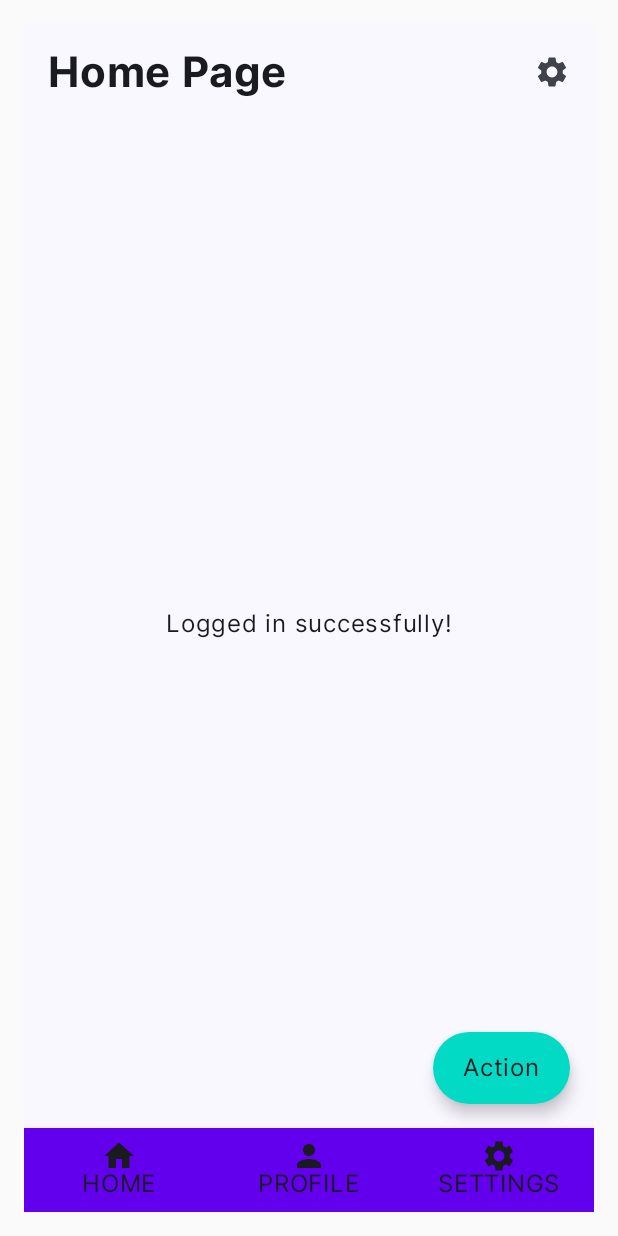
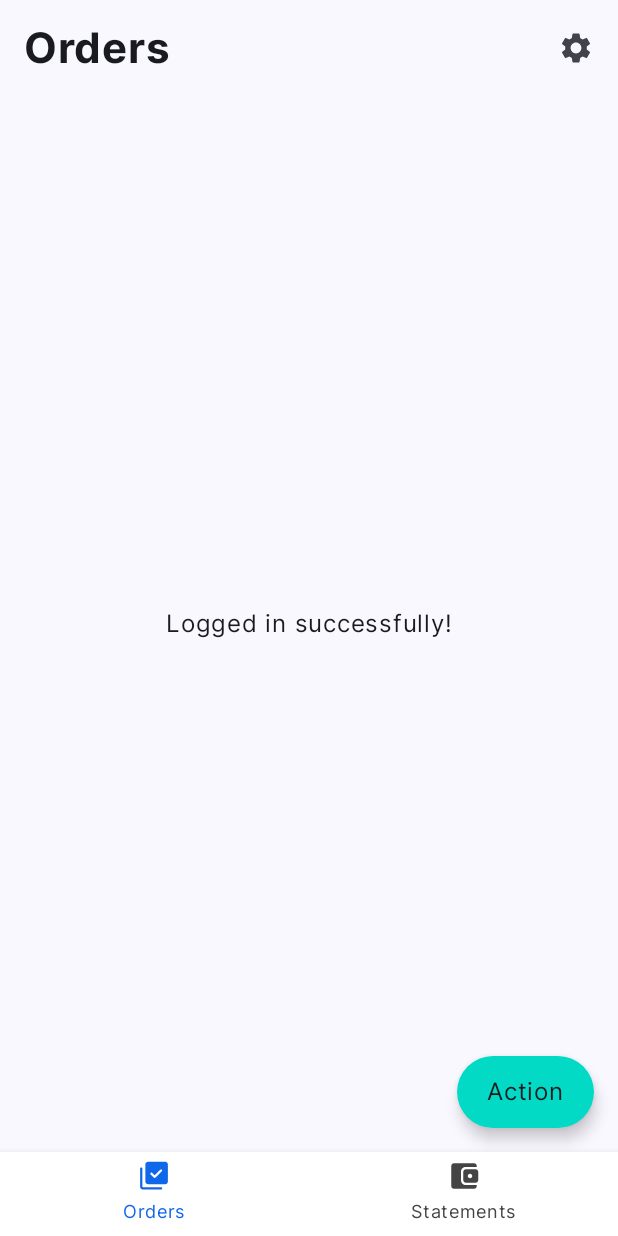
Before and after one commit to smedic/maki_kawasaki, an Android app built with Jetpack Compose: the TabsScreen screen opened through its navigation route, on a phone screen of 412 x 824 dp. Run offline under Robolectric (Android 15) with nearby library versions, the phone set to English and light mode, and no system bars; our stand-ins replace accompanist.

Commit message:
Redesigned navigation - added propers tabs

```diff
--- a/app/build.gradle
+++ b/app/build.gradle
@@ -79,7 +79,6 @@ dependencies {
     implementation "androidx.navigation:navigation-compose:2.6.0-beta01"
     implementation "io.insert-koin:koin-androidx-compose:3.4.0"
     implementation 'com.github.togisoft:jetpack_compose_country_code_picker:1.1.4'
-    implementation 'com.github.TuleSimon:xMaterialccp:1.13'
 
     // DataStore Preferences
     implementation("androidx.datastore:datastore-preferences:1.0.0")
--- a/app/src/main/java/com/example/myapplication/BottomBarScreen.kt
+++ b/app/src/main/java/com/example/myapplication/BottomBarScreen.kt
@@ -1,31 +1,19 @@
 package com.example.myapplication
-
-import androidx.compose.material.icons.Icons
-import androidx.compose.material.icons.filled.Home
-import androidx.compose.material.icons.filled.Person
-import androidx.compose.material.icons.filled.Settings
-import androidx.compose.ui.graphics.vector.ImageVector
 
 sealed class BottomBarScreen(
     val route: String,
     val title: String,
-    val icon: ImageVector
+    val icon: Int,
 ) {
-    object Home : BottomBarScreen(
-        route = "HOME",
-        title = "HOME",
-        icon = Icons.Default.Home
+    object Orders : BottomBarScreen(
+        route = "ORDERS",
+        title = "Orders",
+        icon = R.drawable.orders_icon
     )
 
-    object Profile : BottomBarScreen(
-        route = "PROFILE",
-        title = "PROFILE",
-        icon = Icons.Default.Person
-    )
-
-    object Settings : BottomBarScreen(
-        route = "SETTINGS",
-        title = "SETTINGS",
-        icon = Icons.Default.Settings
+    object Statements : BottomBarScreen(
+        route = "STATEMENTS",
+        title = "Statements",
+        icon = R.drawable.statements_icon,
     )
 }
--- a/app/src/main/java/com/example/myapplication/graphs/HomeNavGraph.kt
+++ b/app/src/main/java/com/example/myapplication/graphs/HomeNavGraph.kt
@@ -2,14 +2,13 @@ package com.example.myapplication.graphs
 
 import androidx.compose.runtime.Composable
 import androidx.compose.ui.Modifier
-import androidx.navigation.NavGraphBuilder
 import androidx.navigation.NavHostController
 import androidx.navigation.compose.NavHost
 import androidx.navigation.compose.composable
-import androidx.navigation.navigation
 import com.example.myapplication.BottomBarScreen
-import com.example.myapplication.screens.HomeScreen
-import com.example.myapplication.screens.ScreenContent
+import com.example.myapplication.screens.DesignSystemScreen
+import com.example.myapplication.screens.OrdersPage
+import com.example.myapplication.screens.StatementsPage
 
 @Composable
 fun HomeNavGraph(modifier: Modifier = Modifier, navController: NavHostController) {
@@ -17,57 +16,56 @@ fun HomeNavGraph(modifier: Modifier = Modifier, navController: NavHostController
         modifier = modifier,
         navController = navController,
         route = Graph.HOME,
-        startDestination = BottomBarScreen.Home.route
+        startDestination = BottomBarScreen.Orders.route
     ) {
-        composable(route = BottomBarScreen.Home.route) {
-            HomeScreen(
+        composable(route = BottomBarScreen.Orders.route) {
+            OrdersPage(
                 onDesignSystemClick = {
-                    navController.navigate(HomeScreen.DesignSystem.route)
+                    navController.navigate(OrdersScreen.DesignSystem.route)
                 }
             )
         }
-        composable(route = BottomBarScreen.Profile.route) {
-            ScreenContent(
-                name = BottomBarScreen.Profile.route,
+        composable(route = OrdersScreen.DesignSystem.route) {
+            DesignSystemScreen(onBackClicked = {
+                navController.popBackStack()
+            })
+        }
+        composable(route = BottomBarScreen.Statements.route) {
+            StatementsPage(
+                name = BottomBarScreen.Statements.route,
                 onClick = { }
             )
         }
-        composable(route = BottomBarScreen.Settings.route) {
-            ScreenContent(
-                name = BottomBarScreen.Settings.route,
-                onClick = { }
-            )
-        }
-        detailsNavGraph(navController = navController)
+//        detailsNavGraph(navController = navController)
     }
 }
 
-fun NavGraphBuilder.detailsNavGraph(navController: NavHostController) {
-    navigation(
-        route = Graph.DETAILS,
-        startDestination = DetailsScreen.Information.route
-    ) {
-        composable(route = DetailsScreen.Information.route) {
-            ScreenContent(name = DetailsScreen.Information.route) {
-                navController.navigate(DetailsScreen.Overview.route)
-            }
-        }
-        composable(route = DetailsScreen.Overview.route) {
-            ScreenContent(name = DetailsScreen.Overview.route) {
-                navController.popBackStack(
-                    route = DetailsScreen.Information.route,
-                    inclusive = false
-                )
-            }
-        }
-    }
+//fun NavGraphBuilder.detailsNavGraph(navController: NavHostController) {
+//    navigation(
+//        route = Graph.STATEMENTS,
+//        startDestination = StatementsScreen.Information.route
+//    ) {
+//        composable(route = StatementsScreen.Information.route) {
+//            ScreenContent(name = StatementsScreen.Information.route) {
+//                navController.navigate(StatementsScreen.Overview.route)
+//            }
+//        }
+//        composable(route = StatementsScreen.Overview.route) {
+//            ScreenContent(name = StatementsScreen.Overview.route) {
+//                navController.popBackStack(
+//                    route = StatementsScreen.Information.route,
+//                    inclusive = false
+//                )
+//            }
+//        }
+//    }
+//}
+
+sealed class OrdersScreen(val route: String) {
+    object DesignSystem : OrdersScreen(route = "DESIGN_SYSTEM")
 }
 
-sealed class HomeScreen(val route: String) {
-    object DesignSystem : HomeScreen(route = "DESIGN_SYSTEM")
+sealed class StatementsScreen(val route: String) {
+    object Information : StatementsScreen(route = "INFORMATION")
+    object Overview : StatementsScreen(route = "OVERVIEW")
 }
-
-sealed class DetailsScreen(val route: String) {
-    object Information : DetailsScreen(route = "INFORMATION")
-    object Overview : DetailsScreen(route = "OVERVIEW")
-}
--- a/app/src/main/java/com/example/myapplication/graphs/RootNavGraph.kt
+++ b/app/src/main/java/com/example/myapplication/graphs/RootNavGraph.kt
@@ -32,5 +32,4 @@ object Graph {
     const val ROOT = "root_graph"
     const val AUTHENTICATION = "auth_graph"
     const val HOME = "home_graph"
-    const val DETAILS = "details_graph"
 }
--- a/app/src/main/java/com/example/myapplication/screens/HomeScreenPage.kt
+++ b/app/src/main/java/com/example/myapplication/screens/OrdersPage.kt
@@ -21,9 +21,9 @@ import com.example.myapplication.views.compose.UiStateContent
 import org.koin.androidx.compose.koinViewModel
 
 @Composable
-fun HomeScreen(
+fun OrdersPage(
     onDesignSystemClick: () -> Unit,
-    viewModel: HomeViewModel = koinViewModel()
+    viewModel: HomeViewModel = koinViewModel(),
 ) {
 
     val state by viewModel.state.collectAsStateWithLifecycle()
@@ -37,7 +37,7 @@ fun HomeScreen(
         },
         topBar = {
             TopAppBar(
-                title = { Text(text = "Home Page") },
+                title = { Text(text = "Orders") },
                 actions = {
                     IconButton(onClick = { onDesignSystemClick() }) {
                         Icon(imageVector = Icons.Filled.Settings, contentDescription = null)
@@ -50,13 +50,13 @@ fun HomeScreen(
             paddingValues = paddingValues,
             uiState = state.uiState,
             retryCallback = { viewModel.fetchData() }) { content ->
-            HomePage(content)
+            OrdersContent(content)
         }
     }
 }
 
 @Composable
-fun HomePage(content: HomeContent) {
+fun OrdersContent(content: HomeContent) {
     Box(
         contentAlignment = Alignment.Center,
         modifier = Modifier.fillMaxSize()
--- a/app/src/main/java/com/example/myapplication/screens/OtpCodePage.kt
+++ b/app/src/main/java/com/example/myapplication/screens/OtpCodePage.kt
@@ -100,7 +100,7 @@ fun OtpCodePage(
                         context as Activity,
                         onSuccess = { onCodeConfirmed() },
                         onFailure = {
-                            Log.d("SMEDIC", "OtpCodePage: failure: $it")
+                            Log.d("OtpCodePage", "OtpCodePage: failure: $it")
                         }
                     )
                 }
--- a/app/src/main/java/com/example/myapplication/screens/ScreenContent.kt
+++ b/app/src/main/java/com/example/myapplication/screens/StatementsPage.kt
@@ -11,7 +11,7 @@ import androidx.compose.ui.Modifier
 import androidx.compose.ui.text.font.FontWeight
 
 @Composable
-fun ScreenContent(name: String, onClick: () -> Unit) {
+fun StatementsPage(name: String, onClick: () -> Unit) {
     Box(
         modifier = Modifier.fillMaxSize(),
         contentAlignment = Alignment.Center
--- a/app/src/main/java/com/example/myapplication/screens/TabsPage.kt
+++ b/app/src/main/java/com/example/myapplication/screens/TabsPage.kt
@@ -1,16 +1,20 @@
 package com.example.myapplication.screens
 
-import android.annotation.SuppressLint
 import androidx.compose.foundation.layout.RowScope
 import androidx.compose.foundation.layout.padding
-import androidx.compose.material.*
-import androidx.compose.material3.Icon
-import androidx.compose.material3.LocalContentColor
+import androidx.compose.material.BottomNavigation
+import androidx.compose.material.BottomNavigationItem
+import androidx.compose.material.Icon
+import androidx.compose.material3.MaterialTheme
 import androidx.compose.material3.Scaffold
 import androidx.compose.material3.Text
 import androidx.compose.runtime.Composable
 import androidx.compose.runtime.getValue
 import androidx.compose.ui.Modifier
+import androidx.compose.ui.graphics.Color
+import androidx.compose.ui.graphics.Color.Companion.DarkGray
+import androidx.compose.ui.graphics.vector.ImageVector
+import androidx.compose.ui.res.vectorResource
 import androidx.compose.ui.unit.dp
 import androidx.navigation.NavDestination
 import androidx.navigation.NavDestination.Companion.hierarchy
@@ -20,14 +24,13 @@ import androidx.navigation.compose.currentBackStackEntryAsState
 import androidx.navigation.compose.rememberNavController
 import com.example.myapplication.BottomBarScreen
 import com.example.myapplication.graphs.HomeNavGraph
+import com.example.myapplication.ui.theme.Blue500
 
-@SuppressLint("UnusedMaterial3ScaffoldPaddingParameter")
 @Composable
 fun TabsScreen(
     navController: NavHostController = rememberNavController(),
 ) {
     Scaffold(
-        Modifier.padding(16.dp),
         bottomBar = { BottomBar(navController = navController) },
     ) { paddingValues ->
         HomeNavGraph(
@@ -41,21 +44,23 @@ fun TabsScreen(
 @Composable
 fun BottomBar(navController: NavHostController) {
     val screens = listOf(
-        BottomBarScreen.Home,
-        BottomBarScreen.Profile,
-        BottomBarScreen.Settings,
+        BottomBarScreen.Orders,
+        BottomBarScreen.Statements,
     )
     val navBackStackEntry by navController.currentBackStackEntryAsState()
     val currentDestination = navBackStackEntry?.destination
 
     val bottomBarDestination = screens.any { it.route == currentDestination?.route }
     if (bottomBarDestination) {
-        BottomNavigation {
+        BottomNavigation(backgroundColor = Color.White) {
             screens.forEach { screen ->
                 AddItem(
                     screen = screen,
                     currentDestination = currentDestination,
-                    navController = navController
+                    navController = navController,
+                    isSelected = currentDestination?.hierarchy?.any {
+                        it.route == screen.route
+                    } == true,
                 )
             }
         }
@@ -66,22 +71,28 @@ fun BottomBar(navController: NavHostController) {
 fun RowScope.AddItem(
     screen: BottomBarScreen,
     currentDestination: NavDestination?,
-    navController: NavHostController
+    navController: NavHostController,
+    isSelected: Boolean,
 ) {
     BottomNavigationItem(
         label = {
-            Text(text = screen.title)
+            Text(
+                text = screen.title,
+                color = if (isSelected) Blue500 else DarkGray,
+                fontSize = MaterialTheme.typography.labelMedium.fontSize,
+            )
         },
         icon = {
             Icon(
-                imageVector = screen.icon,
-                contentDescription = "Navigation Icon"
+                imageVector = ImageVector.vectorResource(id = screen.icon),
+                contentDescription = null,
+                tint = if (isSelected) Blue500 else DarkGray,
+                modifier = Modifier.padding(bottom = 4.dp)
             )
         },
         selected = currentDestination?.hierarchy?.any {
             it.route == screen.route
         } == true,
-        unselectedContentColor = LocalContentColor.current.copy(alpha = ContentAlpha.disabled),
         onClick = {
             navController.navigate(screen.route) {
                 popUpTo(navController.graph.findStartDestination().id)
--- a/app/src/main/java/com/example/myapplication/ui/theme/Color.kt
+++ b/app/src/main/java/com/example/myapplication/ui/theme/Color.kt
@@ -10,3 +10,4 @@ val Pink40 = Color(0xFF7D5260)
 val LightGrey = Color(0xFFEFEFF2)
 val Black = Color(0xFF000000)
 val Blue500 = Color(0xFF0F67EA)
+val DarkGrey = Color(0xFF33333C)
--- /dev/null
+++ b/app/src/main/res/drawable/orders_icon.xml
@@ -0,0 +1,9 @@
+<vector xmlns:android="http://schemas.android.com/apk/res/android"
+    android:width="24dp"
+    android:height="24dp"
+    android:viewportWidth="24"
+    android:viewportHeight="24">
+  <path
+      android:pathData="M12.45,11.546L10.817,9.929C10.668,9.79 10.496,9.721 10.3,9.721C10.104,9.721 9.928,9.799 9.773,9.954C9.628,10.099 9.556,10.274 9.556,10.481C9.556,10.687 9.628,10.863 9.773,11.008L11.817,13.052C11.988,13.222 12.199,13.308 12.45,13.308C12.701,13.308 12.912,13.222 13.083,13.052L17.236,8.898C17.385,8.749 17.459,8.574 17.459,8.373C17.459,8.172 17.382,7.994 17.227,7.838C17.072,7.683 16.893,7.606 16.692,7.606C16.491,7.606 16.313,7.683 16.158,7.838L12.45,11.546ZM8.058,17.5C7.553,17.5 7.125,17.325 6.775,16.975C6.425,16.625 6.25,16.197 6.25,15.692V4.308C6.25,3.803 6.425,3.375 6.775,3.025C7.125,2.675 7.553,2.5 8.058,2.5H19.442C19.947,2.5 20.375,2.675 20.725,3.025C21.075,3.375 21.25,3.803 21.25,4.308V15.692C21.25,16.197 21.075,16.625 20.725,16.975C20.375,17.325 19.947,17.5 19.442,17.5H8.058ZM4.558,21C4.053,21 3.625,20.825 3.275,20.475C2.925,20.125 2.75,19.697 2.75,19.192V7.058C2.75,6.845 2.822,6.667 2.965,6.523C3.109,6.379 3.287,6.308 3.5,6.308C3.713,6.308 3.891,6.379 4.035,6.523C4.178,6.667 4.25,6.845 4.25,7.058V19.192C4.25,19.282 4.279,19.356 4.337,19.413C4.394,19.471 4.468,19.5 4.558,19.5H16.692C16.905,19.5 17.083,19.572 17.227,19.715C17.37,19.859 17.442,20.037 17.442,20.25C17.442,20.463 17.37,20.641 17.227,20.785C17.083,20.928 16.905,21 16.692,21H4.558Z"
+      android:fillColor="#33333C"/>
+</vector>
--- /dev/null
+++ b/app/src/main/res/drawable/statements_icon.xml
@@ -0,0 +1,9 @@
+<vector xmlns:android="http://schemas.android.com/apk/res/android"
+    android:width="24dp"
+    android:height="24dp"
+    android:viewportWidth="24"
+    android:viewportHeight="24">
+  <path
+      android:pathData="M16,13.5C16.433,13.5 16.792,13.358 17.075,13.075C17.358,12.792 17.5,12.433 17.5,12C17.5,11.567 17.358,11.208 17.075,10.925C16.792,10.642 16.433,10.5 16,10.5C15.567,10.5 15.208,10.642 14.925,10.925C14.642,11.208 14.5,11.567 14.5,12C14.5,12.433 14.642,12.792 14.925,13.075C15.208,13.358 15.567,13.5 16,13.5ZM13.308,16.5C12.803,16.5 12.375,16.325 12.025,15.975C11.675,15.625 11.5,15.197 11.5,14.692V9.308C11.5,8.803 11.675,8.375 12.025,8.025C12.375,7.675 12.803,7.5 13.308,7.5H19.692C20.197,7.5 20.625,7.675 20.975,8.025C21.325,8.375 21.5,8.803 21.5,9.308V14.692C21.5,15.197 21.325,15.625 20.975,15.975C20.625,16.325 20.197,16.5 19.692,16.5H13.308ZM5.308,20.5C4.803,20.5 4.375,20.325 4.025,19.975C3.675,19.625 3.5,19.197 3.5,18.692V5.308C3.5,4.803 3.675,4.375 4.025,4.025C4.375,3.675 4.803,3.5 5.308,3.5H18.692C19.197,3.5 19.625,3.675 19.975,4.025C20.325,4.375 20.5,4.803 20.5,5.308V6H13.308C12.317,6 11.518,6.304 10.911,6.911C10.304,7.518 10,8.317 10,9.308V14.692C10,15.683 10.304,16.482 10.911,17.089C11.518,17.696 12.317,18 13.308,18H20.5V18.692C20.5,19.197 20.325,19.625 19.975,19.975C19.625,20.325 19.197,20.5 18.692,20.5H5.308Z"
+      android:fillColor="#33333C"/>
+</vector>
--- /dev/null
+++ b/app/src/main/res/values/dimens.xml
@@ -0,0 +1,4 @@
+<?xml version="1.0" encoding="utf-8"?>
+<resources xmlns:tools="http://schemas.android.com/tools">
+    <dimen name="design_bottom_navigation_height" tools:override="true">100dp</dimen>
+</resources>
```
Also changed, not shown: app/src/main/java/com/example/myapplication/screens/DesignSystemPage.kt (+3 -19 lines), app/src/main/res/drawable/orders_icon_selected.xml (added, +9 -0 lines), app/src/main/res/drawable/statements_icon_selected.xml (added, +9 -0 lines).
